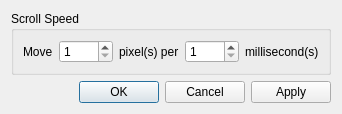
legnaleurc/komix, file src/widget/preference.ui: the form before one commit.
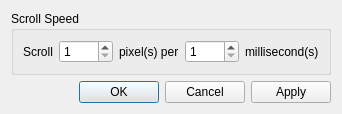
The form after the commit.

What changed in the file:
```diff
--- a/src/widget/preference.ui
+++ b/src/widget/preference.ui
@@ -9,8 +9,8 @@
    <rect>
     <x>0</x>
     <y>0</y>
-    <width>289</width>
-    <height>100</height>
+    <width>340</width>
+    <height>108</height>
    </rect>
   </property>
   <property name="windowTitle">
@@ -26,7 +26,7 @@
       <item>
        <widget class="QLabel" name="label">
         <property name="text">
-         <string>Move</string>
+         <string>Scroll</string>
         </property>
        </widget>
       </item>
```
